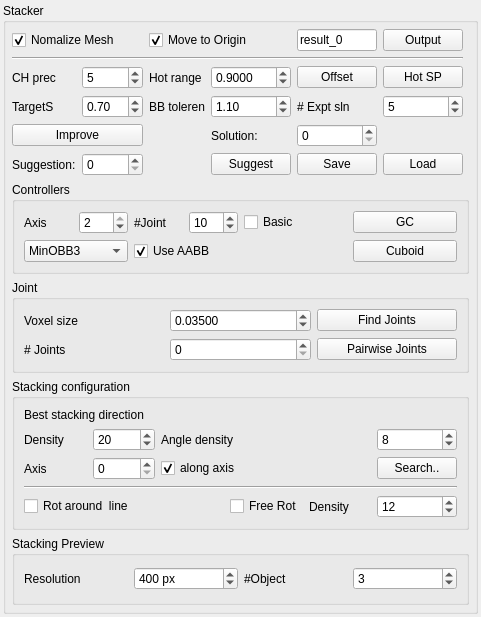
This is Stacker/StackerWidget.ui in HonghuaLi/stacker as Qt 5 draws it before an edit. The edited form follows.
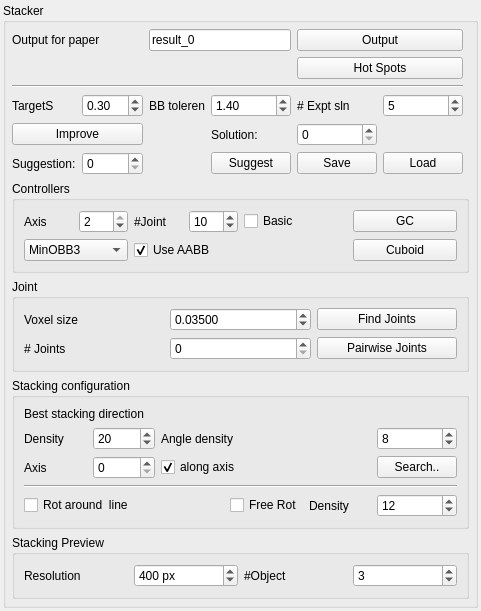
This is the edited form. Icons and pictures are not drawn.

The edit to the form file:
```diff
--- a/Stacker/StackerWidget.ui
+++ b/Stacker/StackerWidget.ui
@@ -7,7 +7,7 @@
     <x>0</x>
     <y>0</y>
     <width>350</width>
-    <height>617</height>
+    <height>564</height>
    </rect>
   </property>
   <property name="sizePolicy">
@@ -385,47 +385,6 @@
         </layout>
        </widget>
       </item>
-      <item row="0" column="0" colspan="2">
-       <widget class="QCheckBox" name="normalzieMesh">
-        <property name="text">
-         <string>Nomalize Mesh</string>
-        </property>
-        <property name="checked">
-         <bool>true</bool>
-        </property>
-       </widget>
-      </item>
-      <item row="0" column="2" colspan="2">
-       <widget class="QCheckBox" name="moveCenterToOrigin">
-        <property name="text">
-         <string>Move to Origin</string>
-        </property>
-        <property name="checked">
-         <bool>true</bool>
-        </property>
-       </widget>
-      </item>
-      <item row="0" column="4">
-       <widget class="QLineEdit" name="outputFileName">
-        <property name="text">
-         <string>result_0</string>
-        </property>
-       </widget>
-      </item>
-      <item row="0" column="5">
-       <widget class="QPushButton" name="outputButton">
-        <property name="text">
-         <string>Output</string>
-        </property>
-       </widget>
-      </item>
-      <item row="1" column="0" colspan="6">
-       <widget class="Line" name="line">
-        <property name="orientation">
-         <enum>Qt::Horizontal</enum>
-        </property>
-       </widget>
-      </item>
       <item row="13" column="4">
        <widget class="QPushButton" name="saveSuggestionsButton">
         <property name="text">
@@ -499,13 +458,6 @@
         </property>
        </widget>
       </item>
-      <item row="2" column="4">
-       <widget class="QPushButton" name="offsetButton">
-        <property name="text">
-         <string>Offset</string>
-        </property>
-       </widget>
-      </item>
       <item row="7" column="0">
        <widget class="QLabel" name="targetStackLabel">
         <property name="text">
@@ -525,7 +477,7 @@
          <double>0.100000000000000</double>
         </property>
         <property name="value">
-         <double>1.100000000000000</double>
+         <double>1.400000000000000</double>
         </property>
        </widget>
       </item>
@@ -538,7 +490,7 @@
          <double>0.100000000000000</double>
         </property>
         <property name="value">
-         <double>0.700000000000000</double>
+         <double>0.300000000000000</double>
         </property>
        </widget>
       </item>
@@ -549,13 +501,6 @@
         </property>
        </widget>
       </item>
-      <item row="2" column="5">
-       <widget class="QPushButton" name="hotspotsButton">
-        <property name="text">
-         <string>Hot SP</string>
-        </property>
-       </widget>
-      </item>
       <item row="7" column="4">
        <widget class="QLabel" name="label_17">
         <property name="text">
@@ -570,43 +515,38 @@
         </property>
        </widget>
       </item>
-      <item row="2" column="3">
-       <widget class="QDoubleSpinBox" name="hotRange">
-        <property name="prefix">
-         <string/>
+      <item row="0" column="0" colspan="2">
+       <widget class="QLabel" name="label_4">
+        <property name="text">
+         <string>Output for paper</string>
         </property>
-        <property name="decimals">
-         <number>4</number>
+       </widget>
+      </item>
+      <item row="0" column="2" colspan="2">
+       <widget class="QLineEdit" name="outputFileName">
+        <property name="text">
+         <string>result_0</string>
         </property>
-        <property name="maximum">
-         <double>1.000000000000000</double>
-        </property>
-        <property name="singleStep">
-         <double>0.050000000000000</double>
-        </property>
-        <property name="value">
-         <double>0.900000000000000</double>
-        </property>
        </widget>
       </item>
-      <item row="2" column="2">
-       <widget class="QLabel" name="label_2">
+      <item row="0" column="4" colspan="2">
+       <widget class="QPushButton" name="outputButton">
         <property name="text">
-         <string>Hot range</string>
+         <string>Output</string>
         </property>
        </widget>
       </item>
-      <item row="2" column="1">
-       <widget class="QSpinBox" name="chPrecision">
-        <property name="value">
-         <number>5</number>
+      <item row="3" column="0" colspan="6">
+       <widget class="Line" name="line">
+        <property name="orientation">
+         <enum>Qt::Horizontal</enum>
         </property>
        </widget>
       </item>
-      <item row="2" column="0">
-       <widget class="QLabel" name="chPrecisionLabel">
+      <item row="2" column="4" colspan="2">
+       <widget class="QPushButton" name="hotspotsButton">
         <property name="text">
-         <string>CH prec</string>
+         <string>Hot Spots</string>
         </property>
        </widget>
       </item>
```
